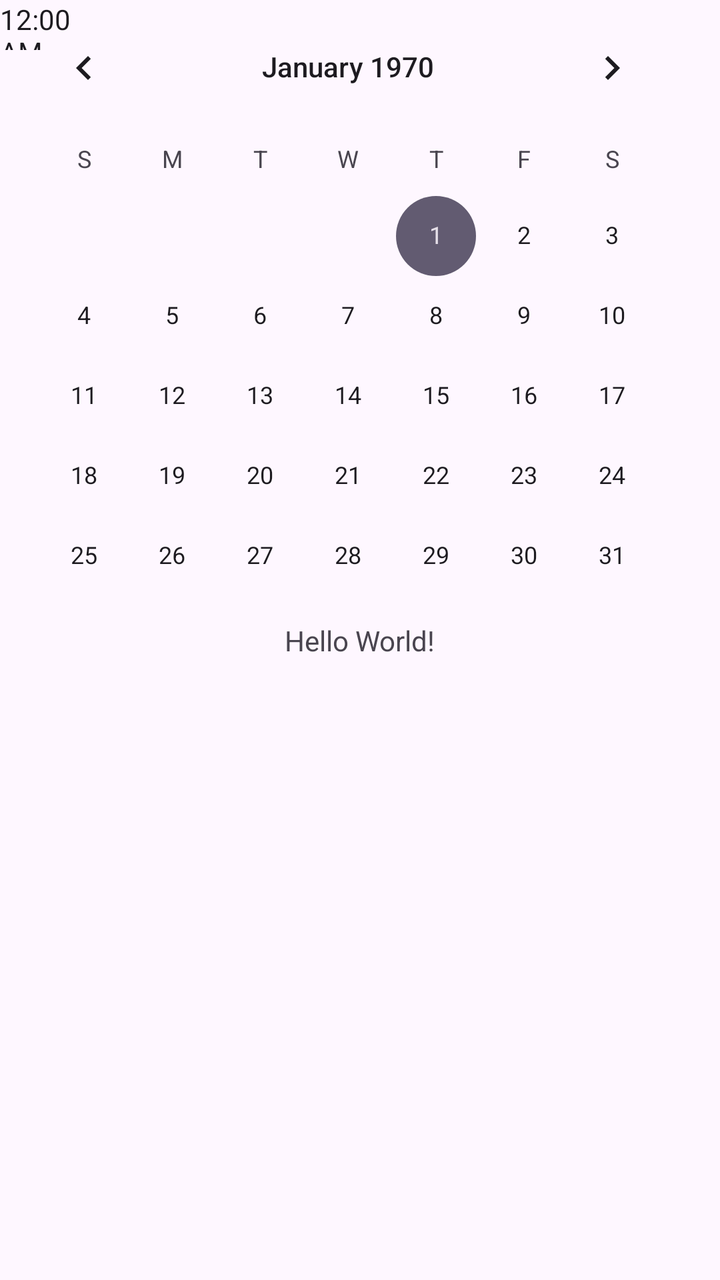
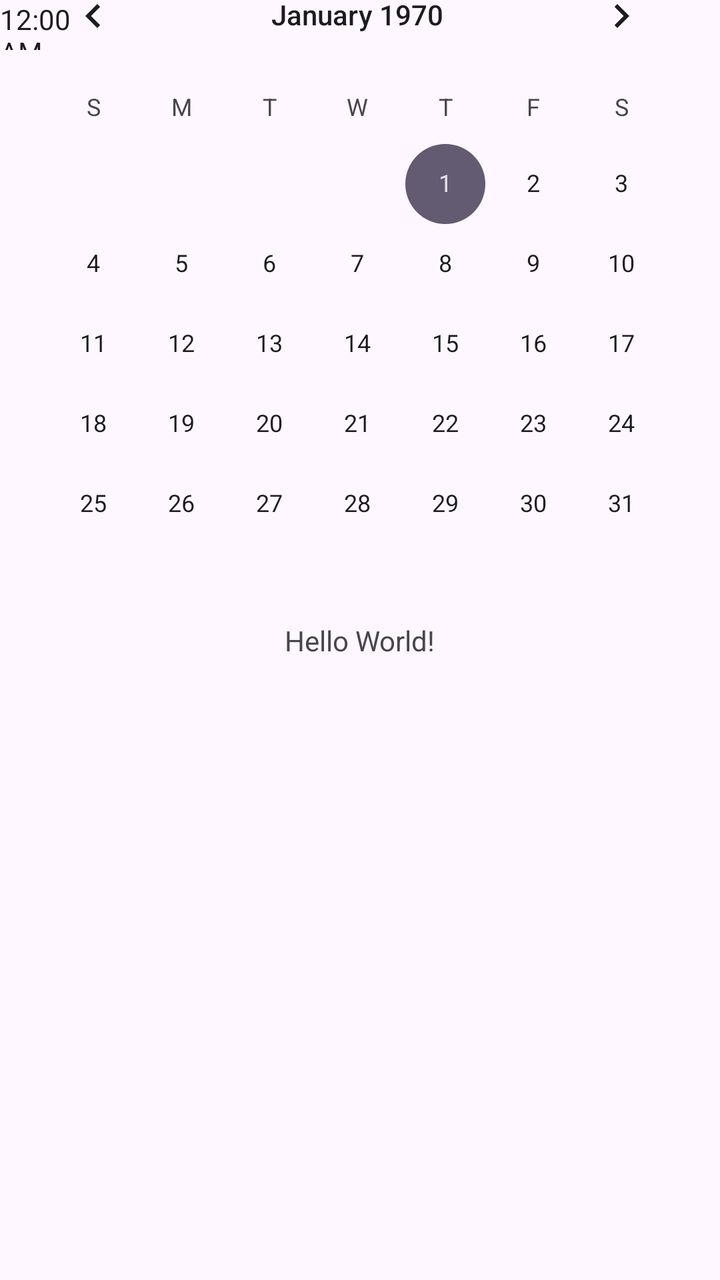

Compare the two renders of this Android layout. The source of the first and the diff that turns it into the second are given below.
<!-- AndroidManifest.xml: application theme Theme.PojecGitSurkov -->
<!-- res/layout/activity_main.xml -->
<?xml version="1.0" encoding="utf-8"?>
<androidx.constraintlayout.widget.ConstraintLayout xmlns:android="http://schemas.android.com/apk/res/android"
    xmlns:app="http://schemas.android.com/apk/res-auto"
    xmlns:tools="http://schemas.android.com/tools"
    android:id="@+id/main"
    android:layout_width="match_parent"
    android:layout_height="match_parent"
    tools:context=".MainActivity">

    <TextView
        android:layout_width="wrap_content"
        android:layout_height="wrap_content"
        android:text="Hello World!"
        app:layout_constraintBottom_toBottomOf="parent"
        app:layout_constraintEnd_toEndOf="parent"
        app:layout_constraintStart_toStartOf="parent"
        app:layout_constraintTop_toTopOf="parent" />

    <CalendarView
        android:id="@+id/calendarView"
        android:layout_width="wrap_content"
        android:layout_height="wrap_content"
        tools:layout_editor_absoluteX="29dp"
        tools:layout_editor_absoluteY="19dp" />

    <TextClock
        android:id="@+id/textClock"
        android:layout_width="47dp"
        android:layout_height="25dp"
        tools:layout_editor_absoluteX="177dp"
        tools:layout_editor_absoluteY="409dp" />

</androidx.constraintlayout.widget.ConstraintLayout>
<!-- resources referenced by this layout -->
<resources>
  <style name="Theme.PojecGitSurkov" parent="Base.Theme.PojecGitSurkov" />
  <style name="Base.Theme.PojecGitSurkov" parent="Theme.Material3.DayNight.NoActionBar">
          
          
      </style>
</resources>

<!-- the commit's change to res/layout/activity_main.xml (unified diff, before → after) -->
@@ -20,8 +20,14 @@
         android:id="@+id/calendarView"
         android:layout_width="wrap_content"
         android:layout_height="wrap_content"
-        tools:layout_editor_absoluteX="29dp"
-        tools:layout_editor_absoluteY="19dp" />
+        android:layout_marginStart="29dp"
+        android:layout_marginTop="19dp"
+        android:layout_marginEnd="32dp"
+        android:layout_marginBottom="374dp"
+        app:layout_constraintBottom_toBottomOf="parent"
+        app:layout_constraintEnd_toEndOf="parent"
+        app:layout_constraintStart_toStartOf="parent"
+        app:layout_constraintTop_toTopOf="parent" />
 
     <TextClock
         android:id="@+id/textClock"
